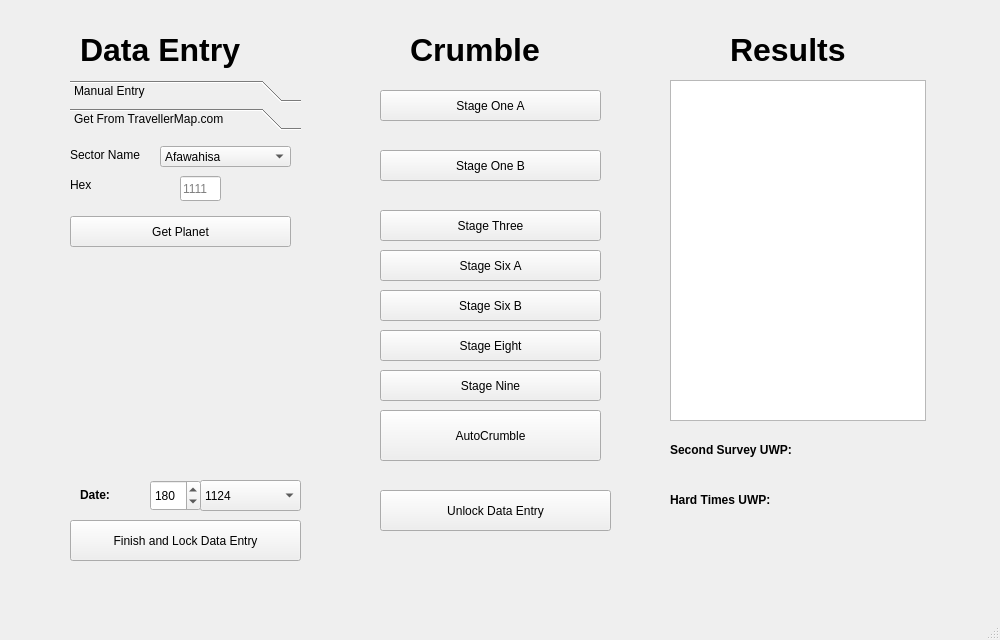
Penultimate-Panacea/World-Crumbler, file mainwindow.ui: the form before one commit.
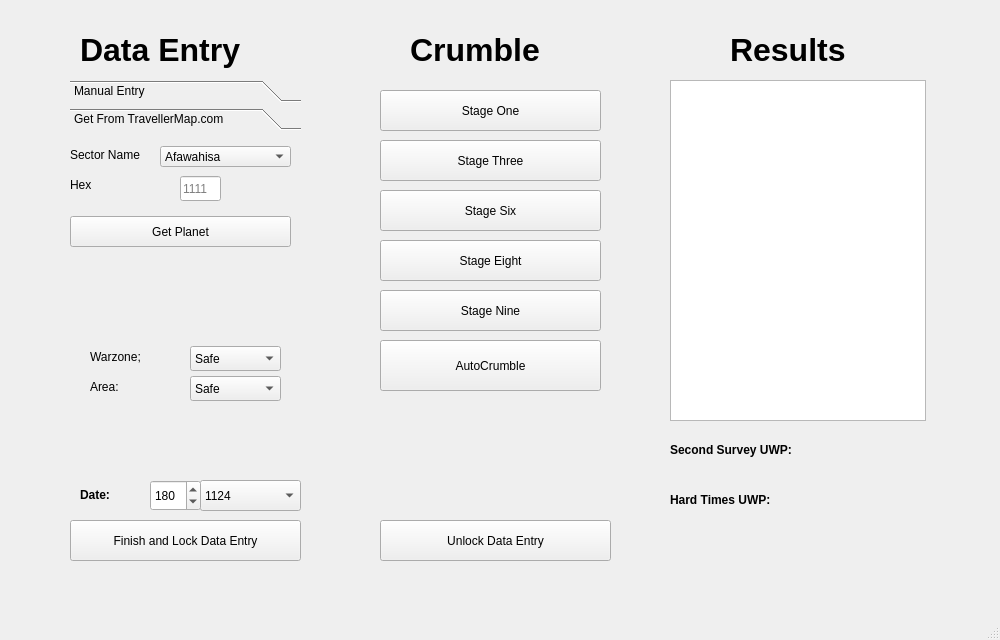
The form after the commit. The open tabs and pages were chosen to show the change.

Commit message: Added manual area input

What changed in the file:
```diff
--- a/mainwindow.ui
+++ b/mainwindow.ui
@@ -1829,6 +1829,92 @@
        <string/>
       </property>
      </widget>
+     <widget class="QComboBox" name="AreaAPIInput">
+      <property name="geometry">
+       <rect>
+        <x>120</x>
+        <y>240</y>
+        <width>91</width>
+        <height>25</height>
+       </rect>
+      </property>
+      <item>
+       <property name="text">
+        <string>Safe</string>
+       </property>
+      </item>
+      <item>
+       <property name="text">
+        <string>Frontier</string>
+       </property>
+      </item>
+      <item>
+       <property name="text">
+        <string>Outlands</string>
+       </property>
+      </item>
+      <item>
+       <property name="text">
+        <string>Wilds</string>
+       </property>
+      </item>
+     </widget>
+     <widget class="QComboBox" name="WarzoneAPIInput">
+      <property name="geometry">
+       <rect>
+        <x>120</x>
+        <y>210</y>
+        <width>91</width>
+        <height>25</height>
+       </rect>
+      </property>
+      <item>
+       <property name="text">
+        <string>Safe</string>
+       </property>
+      </item>
+      <item>
+       <property name="text">
+        <string>Warzone</string>
+       </property>
+      </item>
+      <item>
+       <property name="text">
+        <string>Intense WZ</string>
+       </property>
+      </item>
+      <item>
+       <property name="text">
+        <string>Black WZ</string>
+       </property>
+      </item>
+     </widget>
+     <widget class="QLabel" name="label_19">
+      <property name="geometry">
+       <rect>
+        <x>20</x>
+        <y>210</y>
+        <width>131</width>
+        <height>21</height>
+       </rect>
+      </property>
+      <property name="text">
+       <string>Warzone;</string>
+      </property>
+     </widget>
+     <widget class="QLabel" name="label_20">
+      <property name="geometry">
+       <rect>
+        <x>20</x>
+        <y>240</y>
+        <width>131</width>
+        <height>21</height>
+       </rect>
+      </property>
+      <property name="text">
+       <string>Area:</string>
+      </property>
+     </widget>
     </widget>
    </widget>
    <widget class="QLabel" name="label_12">
@@ -1868,7 +1954,7 @@
      <rect>
       <x>730</x>
       <y>30</y>
-      <width>131</width>
+      <width>141</width>
       <height>41</height>
      </rect>
     </property>
@@ -1896,7 +1982,7 @@
     <property name="geometry">
      <rect>
       <x>380</x>
-      <y>490</y>
+      <y>520</y>
       <width>231</width>
       <height>41</height>
      </rect>
@@ -1911,7 +1997,7 @@
       <x>370</x>
       <y>80</y>
       <width>241</width>
-      <height>391</height>
+      <height>321</height>
      </rect>
     </property>
     <widget class="QPushButton" name="CrumbleStage_1a">
@@ -1920,33 +2006,20 @@
        <x>10</x>
        <y>10</y>
        <width>221</width>
-       <height>31</height>
+       <height>41</height>
       </rect>
      </property>
      <property name="text">
-      <string>Stage One A</string>
-     </property>
-    </widget>
-    <widget class="QPushButton" name="CrumbleStage_1b">
-     <property name="geometry">
-      <rect>
-       <x>10</x>
-       <y>70</y>
-       <width>221</width>
-       <height>31</height>
-      </rect>
-     </property>
-     <property name="text">
-      <string>Stage One B</string>
+      <string>Stage One</string>
      </property>
     </widget>
     <widget class="QPushButton" name="CrumbleStage_3">
      <property name="geometry">
       <rect>
        <x>10</x>
-       <y>130</y>
+       <y>60</y>
        <width>221</width>
-       <height>31</height>
+       <height>41</height>
       </rect>
      </property>
      <property name="text">
@@ -1957,22 +2030,22 @@
      <property name="geometry">
       <rect>
        <x>10</x>
-       <y>170</y>
+       <y>110</y>
        <width>221</width>
-       <height>31</height>
+       <height>41</height>
       </rect>
      </property>
      <property name="text">
-      <string>Stage Six A</string>
+      <string>Stage Six</string>
      </property>
     </widget>
     <widget class="QPushButton" name="CrumbleStage_8">
      <property name="geometry">
       <rect>
        <x>10</x>
-       <y>250</y>
+       <y>160</y>
        <width>221</width>
-       <height>31</height>
+       <height>41</height>
       </rect>
      </property>
      <property name="text">
@@ -1983,9 +2056,9 @@
      <property name="geometry">
       <rect>
        <x>10</x>
-       <y>290</y>
+       <y>210</y>
        <width>221</width>
-       <height>31</height>
+       <height>41</height>
       </rect>
      </property>
      <property name="text">
@@ -1996,7 +2069,7 @@
      <property name="geometry">
       <rect>
        <x>10</x>
-       <y>330</y>
+       <y>260</y>
        <width>221</width>
        <height>51</height>
       </rect>
@@ -2005,19 +2078,6 @@
       <string>AutoCrumble</string>
      </property>
     </widget>
-    <widget class="QPushButton" name="CrumbleStage_6b">
-     <property name="geometry">
-      <rect>
-       <x>10</x>
-       <y>210</y>
-       <width>221</width>
-       <height>31</height>
-      </rect>
-     </property>
-     <property name="text">
-      <string>Stage Six B</string>
-     </property>
-    </widget>
    </widget>
    <widget class="QTextBrowser" name="HistoryTextBrowser">
     <property name="geometry">
```
Left out of the diff: 2 changed lines with no effect on the pictures. The commit also changes 1 other file.
